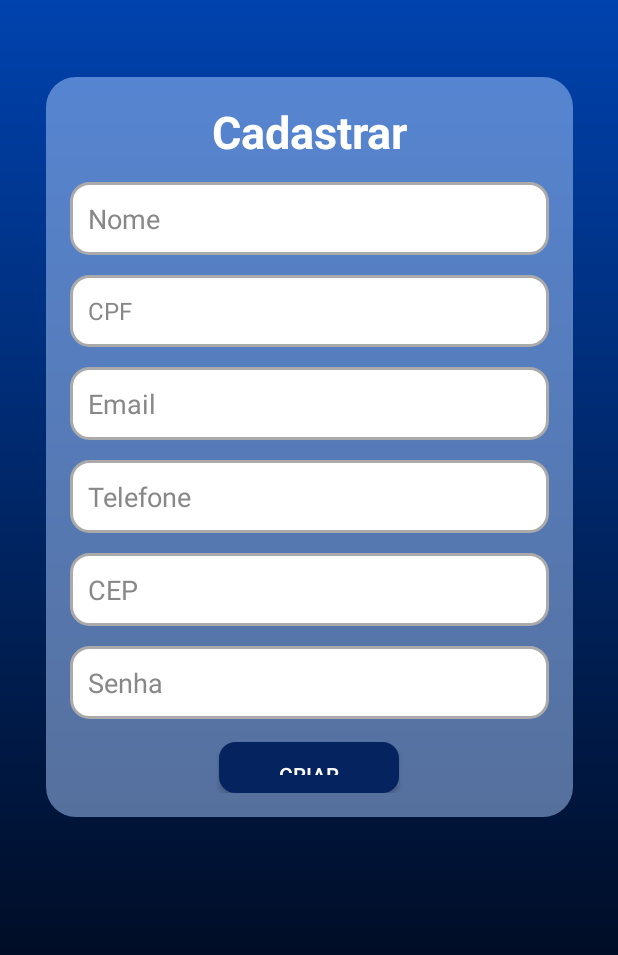
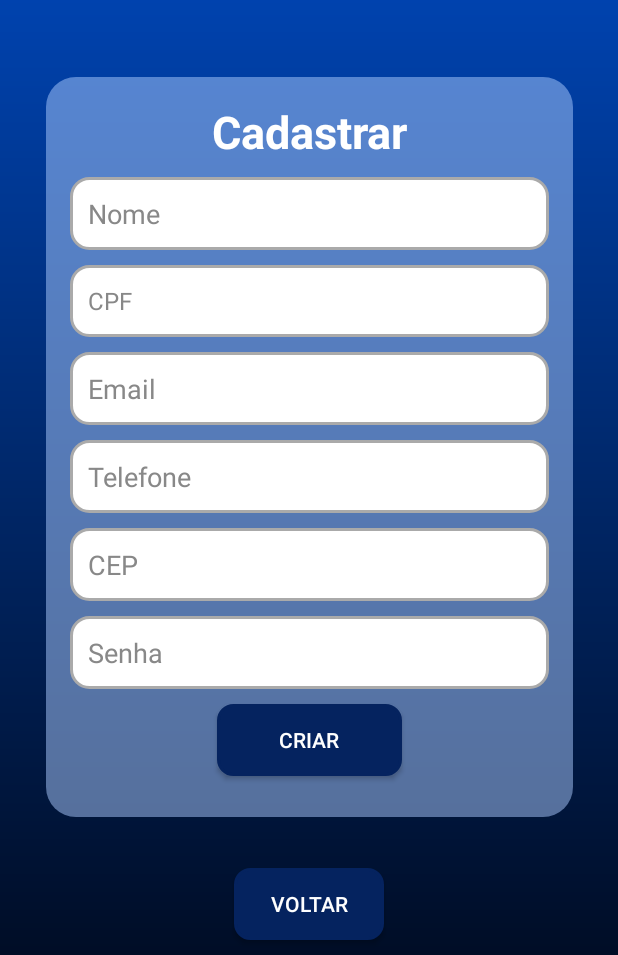
Before and after one commit to leandro-etec-2025/BusMoveRepo, an Android app: the DLogicaCadastro screen opened directly, with no data from a screen before it, on a phone screen of 412 x 824 dp, the part 281-1236 px from its top. Run offline under Robolectric (Android 15) with nearby library versions, the phone set to English and light mode, and no system bars.

Commit message:
Finalizada etepa 1

```diff
--- a/app/src/main/java/br/edu/etec/busmoveapp/DLogicaCadastro.java
+++ b/app/src/main/java/br/edu/etec/busmoveapp/DLogicaCadastro.java
@@ -1,6 +1,9 @@
 package br.edu.etec.busmoveapp;
 
+import android.content.Intent;
 import android.os.Bundle;
+import android.view.View;
+import android.widget.Button;
 
 import androidx.activity.EdgeToEdge;
 import androidx.appcompat.app.AppCompatActivity;
@@ -9,6 +12,8 @@ import androidx.core.view.ViewCompat;
 import androidx.core.view.WindowInsetsCompat;
 
 public class DLogicaCadastro extends AppCompatActivity {
+
+    Button botao_voltar;
 
     @Override
     protected void onCreate(Bundle savedInstanceState) {
@@ -20,5 +25,16 @@ public class DLogicaCadastro extends AppCompatActivity {
             v.setPadding(systemBars.left, systemBars.top, systemBars.right, systemBars.bottom);
             return insets;
         });
+
+        botao_voltar = findViewById(R.id.btn_voltar);
+
+        botao_voltar.setOnClickListener(new View.OnClickListener() {
+            @Override
+            public void onClick(View view) {
+                Intent intent = new Intent(DLogicaCadastro.this, BLogicaLogin.class);
+                startActivity(intent);
+            }
+        });
+
     }
 }
--- a/app/src/main/res/layout/d_tela_cadastro.xml
+++ b/app/src/main/res/layout/d_tela_cadastro.xml
@@ -47,7 +47,7 @@
 
         <Space
             android:layout_width="match_parent"
-            android:layout_height="13dp" />
+            android:layout_height="10dp" />
 
         <EditText
             android:id="@+id/edtxt_nome"
@@ -63,7 +63,7 @@
 
         <Space
             android:layout_width="match_parent"
-            android:layout_height="13dp" />
+            android:layout_height="10dp" />
 
         <EditText
             android:id="@+id/edtxt_cpf"
@@ -81,7 +81,7 @@
 
         <Space
             android:layout_width="match_parent"
-            android:layout_height="13dp" />
+            android:layout_height="10dp" />
 
         <EditText
             android:id="@+id/edtxt_email"
@@ -97,7 +97,7 @@
 
         <Space
             android:layout_width="match_parent"
-            android:layout_height="13dp" />
+            android:layout_height="10dp" />
 
         <EditText
             android:id="@+id/edtxt_tel"
@@ -113,7 +113,7 @@
 
         <Space
             android:layout_width="match_parent"
-            android:layout_height="13dp" />
+            android:layout_height="10dp" />
 
         <EditText
             android:id="@+id/edtxt_cep"
@@ -129,7 +129,7 @@
 
         <Space
             android:layout_width="match_parent"
-            android:layout_height="13dp" />
+            android:layout_height="10dp" />
 
         <EditText
             android:id="@+id/edtxt_senha"
@@ -144,11 +144,11 @@
 
         <Space
             android:layout_width="match_parent"
-            android:layout_height="15dp" />
+            android:layout_height="10dp" />
 
         <Button
             android:id="@+id/btn_enviar"
-            android:layout_width="120dp"
+            android:layout_width="123dp"
             android:layout_height="wrap_content"
             android:layout_gravity="center_horizontal"
             android:background="@drawable/forma_botao_estilo"
@@ -159,4 +159,18 @@
             tools:ignore="TouchTargetSizeCheck" />
 
     </LinearLayout>
+
+    <Button
+        android:id="@+id/btn_voltar"
+        android:layout_width="100dp"
+        android:layout_height="wrap_content"
+        android:layout_gravity="center_horizontal"
+        android:layout_marginBottom="10dp"
+        android:background="@drawable/forma_botao_estilo"
+        android:padding="12dp"
+        android:text="Voltar"
+        android:textColor="@android:color/white"
+        app:layout_constraintBottom_toBottomOf="parent"
+        app:layout_constraintEnd_toEndOf="parent"
+        app:layout_constraintStart_toStartOf="parent" />
 </androidx.constraintlayout.widget.ConstraintLayout>
```
Also changed, not shown: app/src/main/java/br/edu/etec/busmoveapp/CLogicaRedefinirSenha.java (+17 -0 lines), app/src/main/java/br/edu/etec/busmoveapp/ELogicaHome.java (+3 -8 lines), app/src/main/java/br/edu/etec/busmoveapp/FLogicaCidades.java (+19 -1 lines), app/src/main/java/br/edu/etec/busmoveapp/GLogicaHorarios.java (+16 -0 lines), app/src/main/java/br/edu/etec/busmoveapp/HLogicaDescricaoHorarios.java (+15 -0 lines), app/src/main/res/layout/c_tela_redefinir_senha.xml (+18 -0 lines), app/src/main/res/layout/e_tela_home.xml (+6 -6 lines), app/src/main/res/layout/f_tela_cidades.xml (+19 -9 lines), app/src/main/res/layout/g_tela_horarios.xml (+15 -4 lines), app/src/main/res/layout/h_tela_descricao_horarios.xml (+24 -4 lines).
